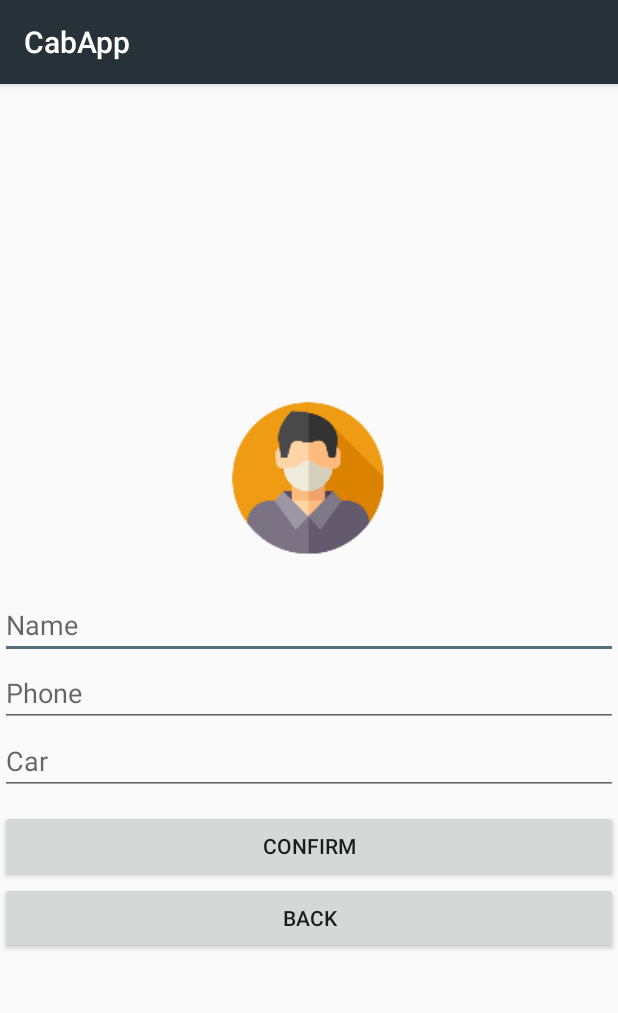
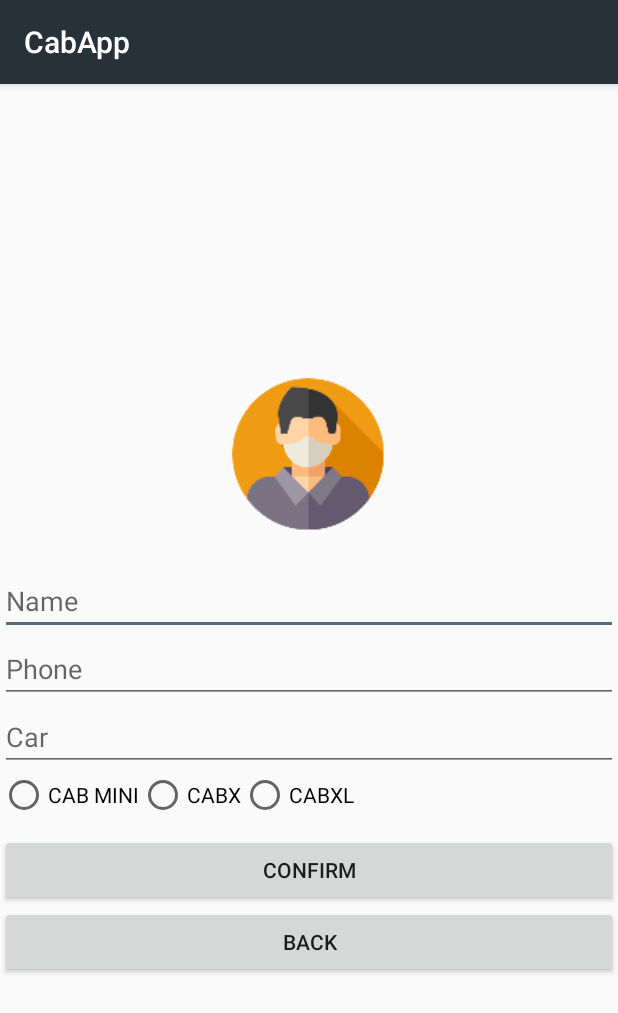
Before and after one commit to vimaldumdum/CabApp, an Android app: the driverSettings screen opened directly, with no data from a screen before it, on a phone screen of 412 x 824 dp. Shown: the top 1013 px of the screen. Run offline under Robolectric (Android 15) with nearby library versions, the phone set to English and light mode, and no system bars; our stand-ins replace Firebase (no records; nobody signed in at launch, a user with empty details on screens opened directly).

Commit message:
driver services

```diff
--- a/app/src/main/res/layout/activity_driver_settings.xml
+++ b/app/src/main/res/layout/activity_driver_settings.xml
@@ -36,6 +36,33 @@
         android:ems="10"
         android:hint="Car" />
 
+    <RadioGroup
+        android:layout_width="match_parent"
+        android:layout_height="wrap_content"
+        android:id="@+id/radioGroup"
+        android:orientation="horizontal">
+
+        <RadioButton
+            android:layout_width="wrap_content"
+            android:layout_height="wrap_content"
+            android:id="@+id/cabMini"
+            android:text="CAB MINI" />
+
+        <RadioButton
+            android:layout_width="wrap_content"
+            android:layout_height="wrap_content"
+            android:id="@+id/cabX"
+            android:text="CABX" />
+
+        <RadioButton
+            android:layout_width="wrap_content"
+            android:layout_height="wrap_content"
+            android:id="@+id/cabXL"
+            android:text="CABXL" />
+
+
+    </RadioGroup>
+
     <Button
         android:id="@+id/driverConfirm"
         android:layout_marginTop="10sp"
```
Also changed, not shown: app/src/main/java/com/example/cabapp/customerMap.java (+33 -1 lines), app/src/main/java/com/example/cabapp/driverSettings.java (+27 -0 lines), app/src/main/res/layout/activity_customer_map.xml (+37 -0 lines).
